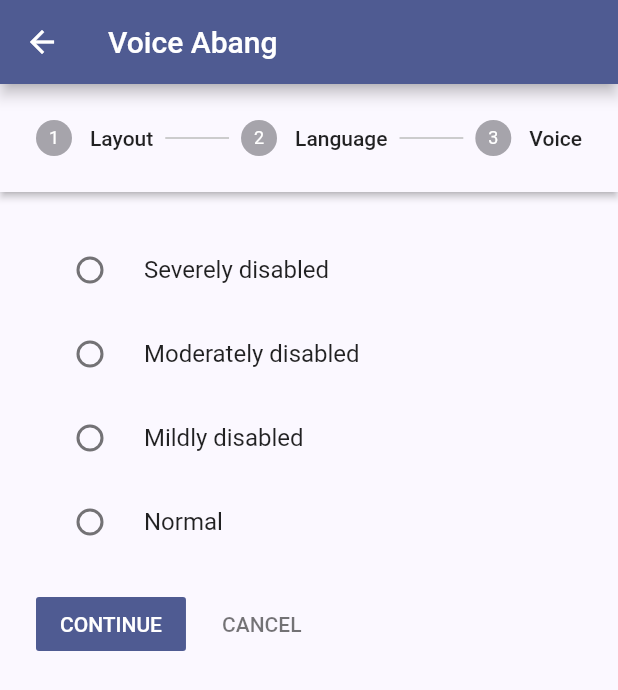
After one commit to nobodomon/2108-Prototype, a Flutter app: the FirstTimeSetup screen opened by its route, on a phone screen of 412 x 824 dp. The commit adds this screen. Shown: the top 690 px of the screen. Run offline on Flutter 3.47's test engine with Material 2 defaults, Android fonts, the phone set to English and light mode, and no system bars; our stand-ins replace flutter_tts, image_picker, share_plus; missing offline and left inert: flutter_iconpicker, ulid.

Commit message:
first time setup

```diff
--- a/locallised_comms_app/lib/main.dart
+++ b/locallised_comms_app/lib/main.dart
@@ -5,6 +5,7 @@ import 'package:flutter/services.dart';
 import 'package:flutter_tts/flutter_tts.dart';
 import 'package:locallised_comms_app/components/phrase_button.dart';
 import 'package:locallised_comms_app/pages/add_phrase.dart';
+import 'package:locallised_comms_app/pages/first_time_setup.dart';
 import 'package:locallised_comms_app/pages/home_page.dart';
 import 'package:locallised_comms_app/pages/remove_phrase.dart';
 import 'package:path_provider/path_provider.dart';
@@ -78,7 +79,9 @@ class _MyAppState extends State<MyApp> {
               },
               future: setup),
           '/add-phrase': (context) => const AddPhrase(),
-          '/remove-phrase': (context) => const RemovePhrase()
+          '/remove-phrase': (context) => const RemovePhrase(),
+          '/first-time-setup': (context) => FirstTimeSetup(
+              title: 'First Time Setup', setupCallback: setupCompleteCallback)
         },
         title: 'Flutter Demo',
         theme: ThemeData(
--- /dev/null
+++ b/locallised_comms_app/lib/pages/first_time_setup.dart
@@ -0,0 +1,351 @@
+import 'package:flutter/material.dart';
+import 'package:flutter_tts/flutter_tts.dart';
+
+import '../dal/SetupDal.dart';
+import '../models/Setup.dart';
+import '../utilities/utilities.dart';
+
+class FirstTimeSetup extends StatefulWidget {
+  const FirstTimeSetup({
+    super.key,
+    required this.title,
+    required this.setupCallback,
+  });
+
+  final String title;
+  final VoidCallback setupCallback;
+  @override
+  _FirstTimeSetupState createState() => _FirstTimeSetupState();
+}
+
+class _FirstTimeSetupState extends State<FirstTimeSetup> {
+  Future languages = FlutterTts().getLanguages;
+  Future? voices;
+  FlutterTts flutterTts = FlutterTts();
+
+  TextEditingController sampleTextController = TextEditingController();
+
+  int currentStep = 0;
+
+  SetupDal setupDal = SetupDal();
+
+  @override
+  void dispose() {
+    super.dispose();
+  }
+
+  @override
+  void initState() {
+    fetchVoices('en-GB');
+    super.initState();
+  }
+
+  void fetchVoices(String locale) {
+    //fake 1s timeout
+    setState(() {
+      voices = Utilities.getVoicesByLocale(locale);
+    });
+  }
+
+  writeNewSetup() async {
+    try {
+      Setup setup = Setup(
+          layout: int.parse(layout!),
+          language: language!,
+          voice: voice!,
+          speed: speed!);
+      await setupDal.write(setup);
+      widget.setupCallback();
+    } catch (e) {
+      print(e.toString());
+    }
+  }
+
+  validate(step) {
+    switch (step) {
+      case 0:
+        if (layout == null) {
+          return false;
+        }
+        break;
+      case 1:
+        if (language == null) {
+          return false;
+        } else {
+          fetchVoices(language!);
+          sampleTextController.text = testPhrases[language]!;
+        }
+        break;
+      case 2:
+        if (voice == null) {
+          return false;
+        }
+        break;
+      case 3:
+        if (speed == null) {
+          return false;
+        }
+        break;
+    }
+    return true;
+  }
+
+  Map<String, String> testPhrases = {
+    'en-GB': 'Put the fork on the table!',
+    'en-US': 'Put the fork on the table!',
+    'zh-TW': '把叉子放在桌子上！',
+    'ms-MY': 'letak garfu di atas meja',
+    'ta-IN': 'வட்டில் கார்ப்பை வைத்துக் கொள்ளுங்கள்',
+  };
+
+  // Setup layout
+  // Setup language
+  // Setup voice
+
+  List<Step> setupSteps() {
+    return <Step>[
+      Step(
+        state: currentStep > 0 ? StepState.complete : StepState.indexed,
+        title: const Text('Layout'),
+        content: Column(
+          children: <Widget>[
+            RadioListTile(
+              title: const Text('Severely disabled'),
+              value: '1',
+              groupValue: layout,
+              onChanged: (String? value) {
+                setState(() {
+                  layout = value;
+                });
+              },
+            ),
+            RadioListTile(
+              title: const Text('Moderately disabled'),
+              value: '2',
+              groupValue: layout,
+              onChanged: (String? value) {
+                setState(() {
+                  layout = value;
+                });
+              },
+            ),
+            RadioListTile(
+              title: const Text('Mildly disabled'),
+              value: '3',
+              groupValue: layout,
+              onChanged: (String? value) {
+                setState(() {
+                  layout = value;
+                });
+              },
+            ),
+            RadioListTile(
+              title: const Text('Normal'),
+              value: '4',
+              groupValue: layout,
+              onChanged: (String? value) {
+                setState(() {
+                  layout = value;
+                });
+              },
+            ),
+          ],
+        ),
+      ),
+      Step(
+        state: currentStep > 1 ? StepState.complete : StepState.indexed,
+        title: const Text('Language'),
+        content: Column(
+          children: <Widget>[
+            RadioListTile(
+              title: const Text('English (UK)'),
+              value: 'en-GB',
+              groupValue: language,
+              onChanged: (String? value) {
+                setState(() {
+                  language = value;
+                });
+              },
+            ),
+            RadioListTile(
+              title: const Text('English (US)'),
+              value: 'en-US',
+              groupValue: language,
+              onChanged: (String? value) {
+                setState(() {
+                  language = value;
+                });
+              },
+            ),
+            RadioListTile(
+              title: const Text('Malay'),
+              value: 'ms-MY',
+              groupValue: language,
+              onChanged: (String? value) {
+                setState(() {
+                  language = value;
+                });
+              },
+            ),
+            RadioListTile(
+              title: const Text('Chinese'),
+              value: 'zh-TW',
+              groupValue: language,
+              onChanged: (String? value) {
+                setState(() {
+                  language = value;
+                });
+              },
+            ),
+            RadioListTile(
+              title: const Text('Tamil'),
+              value: 'ta-IN',
+              groupValue: language,
+              onChanged: (String? value) {
+                setState(() {
+                  language = value;
+                });
+              },
+            ),
+          ],
+        ),
+      ),
+      Step(
+        state: currentStep > 2 ? StepState.complete : StepState.indexed,
+        title: const Text('Voice'),
+        content: Column(
+          children: <Widget>[
+            FutureBuilder(
+              future: voices!,
+              builder: (context, snapshot) {
+                if (snapshot.hasData && snapshot.data.length > 0) {
+                  for (var i = 0; i < snapshot.data.length; i++) {}
+                  return DropdownButtonFormField(
+                    decoration: const InputDecoration(
+                      border: OutlineInputBorder(),
+                      labelText: 'Voice',
+                    ),
+                    value: voice != "" ? voice : snapshot.data![0].name,
+                    icon: const Icon(Icons.person),
+                    items: snapshot.data
+                        .map<DropdownMenuItem<String>>((VoiceModel e) {
+                      return DropdownMenuItem<String>(
+                          value: e.name.toString(), child: Text(e.name));
+                    }).toList(),
+                    onChanged: (value) => setState(() {
+                      voice = value.toString();
+                    }),
+                  );
+                } else {
+                  return const LinearProgressIndicator();
+                }
+              },
+            ),
+            const SizedBox(height: 15),
+            TextField(
+              decoration: const InputDecoration(
+                border: OutlineInputBorder(),
+                labelText: 'This is a sample',
+              ),
+              controller: sampleTextController,
+              enabled: false,
+            ),
+            const SizedBox(height: 15),
+            Text("Speed: $speed"),
+            const SizedBox(height: 15),
+            Slider(
+                divisions: 10,
+                max: 2.0,
+                min: 0.5,
+                value: speed != null ? speed! : 1.0,
+                onChanged: (value) => setState(() {
+                      speed = value;
+                    })),
+            ConstrainedBox(
+              constraints: const BoxConstraints(minHeight: 100),
+              child: Row(
+                children: [
+                  Expanded(
+                    child: ElevatedButton(
+                        onPressed: () => setState(() {
+                              speed = 0.5;
+                            }),
+                        child: const Text("Slow")),
+                  ),
+                  const SizedBox(width: 15),
+                  Expanded(
+                    child: ElevatedButton(
+                        onPressed: () => setState(() {
+                              speed = 0.75;
+                            }),
+                        child: const Text("Normal")),
+                  ),
+                  const SizedBox(width: 15),
+                  Expanded(
+                    child: ElevatedButton(
+                        onPressed: () => setState(() {
+                              speed = 1.0;
+                            }),
+                        child: const Text("Fast")),
+                  ),
+                ],
+              ),
+            ),
+            const SizedBox(height: 15),
+            ElevatedButton(
+                onPressed: () async => {
+                      await flutterTts.setLanguage(language!),
+                      await flutterTts.setSpeechRate(speed!),
+                      await flutterTts
+                          .setVoice({"name": voice!, "locale": language!}),
+                      flutterTts.speak(sampleTextController.text)
+                    },
+                child: Text("Test speech")),
+          ],
+        ),
+      ),
+    ];
+  }
+
+  String? layout;
+  String? language = 'en-GB';
+  String? voice;
+  double? speed;
+  @override
+  Widget build(BuildContext context) {
+    return Scaffold(
+        appBar: AppBar(
+          title: const Text('Voice Abang'),
+        ),
+        body: Stepper(
+          type: StepperType.horizontal,
+          currentStep: currentStep,
+          onStepCancel: () {
+            if (currentStep > 0) {
+              setState(() {
+                currentStep = currentStep - 1;
+              });
+            } else {
+              Navigator.pop(context);
+            }
+          },
+          onStepContinue: () {
+            if (currentStep < setupSteps().length - 1) {
+              if (validate(currentStep)) {
+                setState(() {
+                  currentStep = currentStep + 1;
+                });
+              }
+            } else {
+              writeNewSetup();
+            }
+          },
+          onStepTapped: (int step) {
+            setState(() {
+              currentStep = step;
+            });
+          },
+          steps: setupSteps(),
+        ));
+  }
+}
```
Also changed, not shown: locallised_comms_app/lib/pages/home_page.dart (+29 -27 lines).
